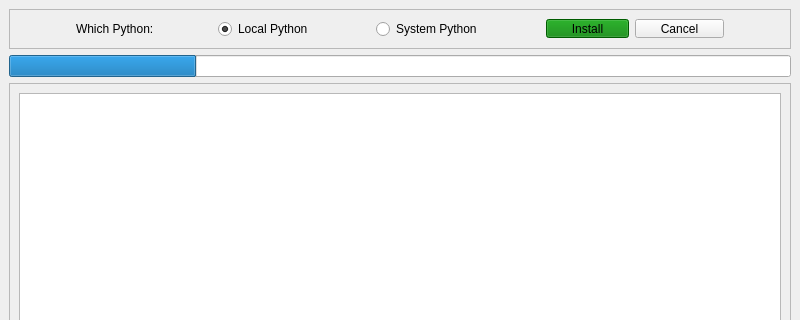
This is ui/mainwindow.ui in AndreiPuchko/q2go as Qt 5 draws it before an edit; both pictures show x 0 to 800 and y 0 to 320 of the 800 by 600 pixel window. The edited form follows.
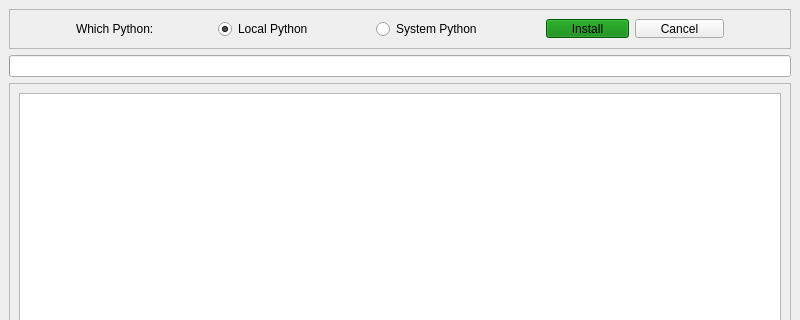
This is the edited form. Icons and pictures are not drawn.

The edit to the form file:
```diff
--- a/ui/mainwindow.ui
+++ b/ui/mainwindow.ui
@@ -148,8 +148,11 @@
     </item>
     <item>
      <widget class="QProgressBar" name="progressBar">
+      <property name="maximum">
+       <number>100</number>
+      </property>
       <property name="value">
-       <number>24</number>
+       <number>0</number>
       </property>
       <property name="textVisible">
        <bool>false</bool>
```
Left out of the diff: 6 changed lines with no effect on the pictures.
